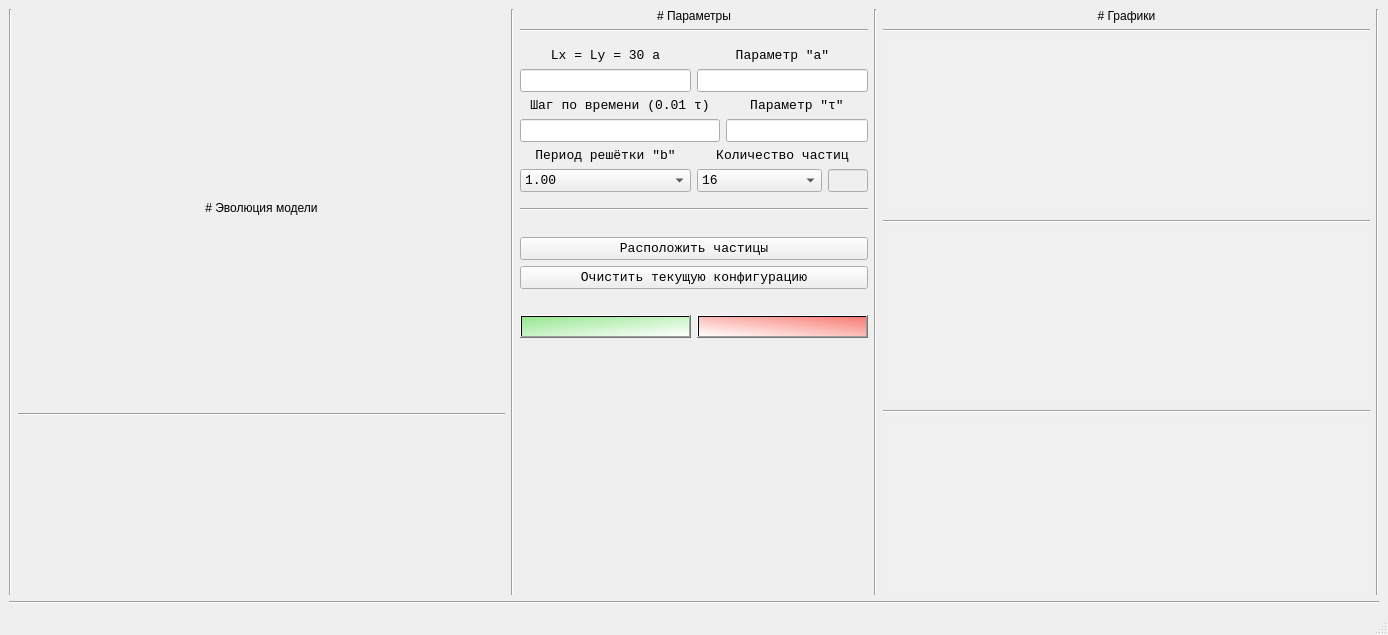
Qt form resources/main_app.ui (nmikolaychuk/MolecularDynamics) before a commit.
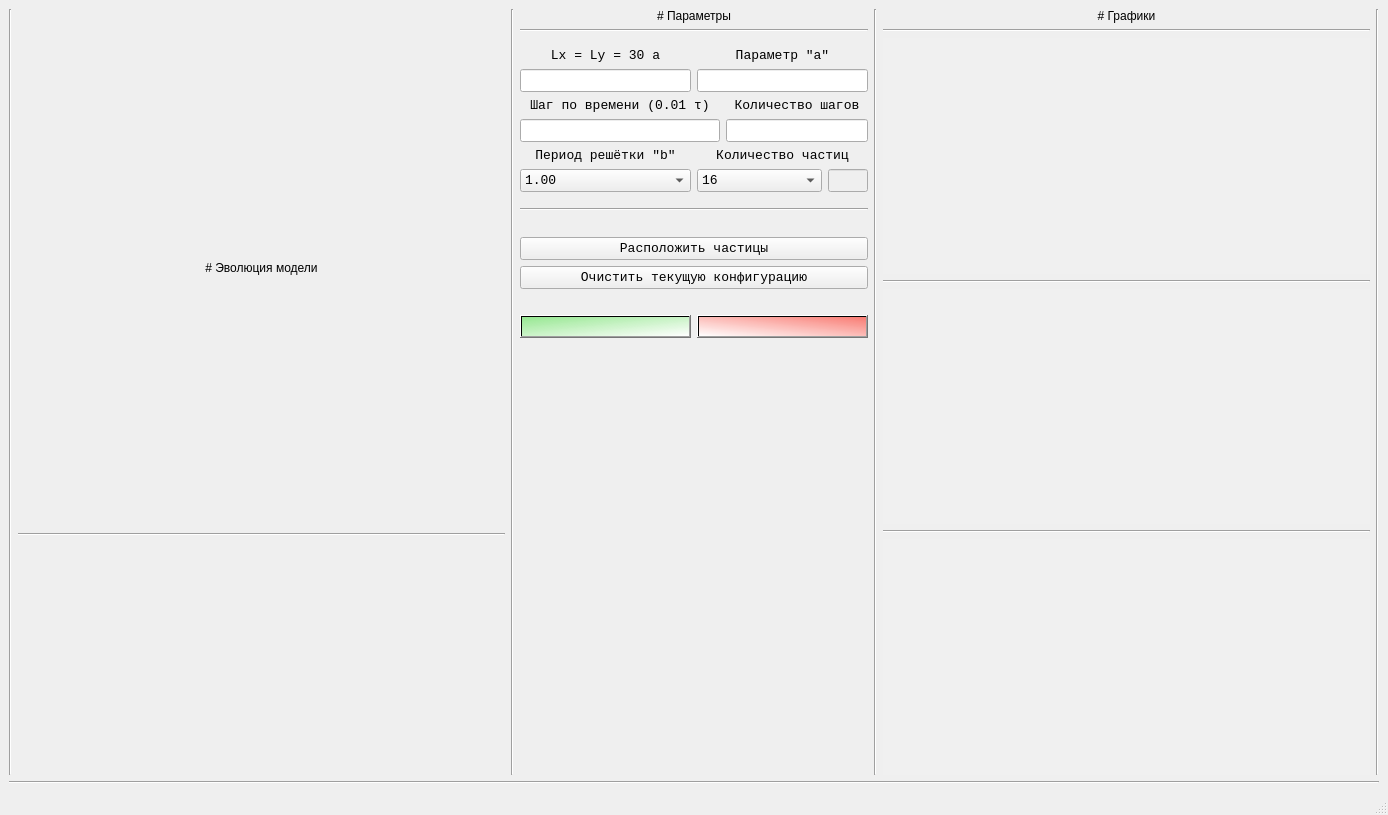
The same form after that commit. Icons and pictures are not drawn.

Commit message: Обновлен интерфейс.

What changed in the file:
```diff
--- a/resources/main_app.ui
+++ b/resources/main_app.ui
@@ -10,7 +10,7 @@
     <x>0</x>
     <y>0</y>
     <width>1388</width>
-    <height>635</height>
+    <height>815</height>
    </rect>
   </property>
   <property name="windowTitle">
@@ -337,7 +337,7 @@
                    </font>
                   </property>
                   <property name="text">
-                   <string>Параметр &quot;τ&quot;</string>
+                   <string>Количество шагов</string>
                   </property>
                   <property name="alignment">
                    <set>Qt::AlignCenter</set>
```
Left out of the diff: 6 changed lines with no effect on the pictures.
